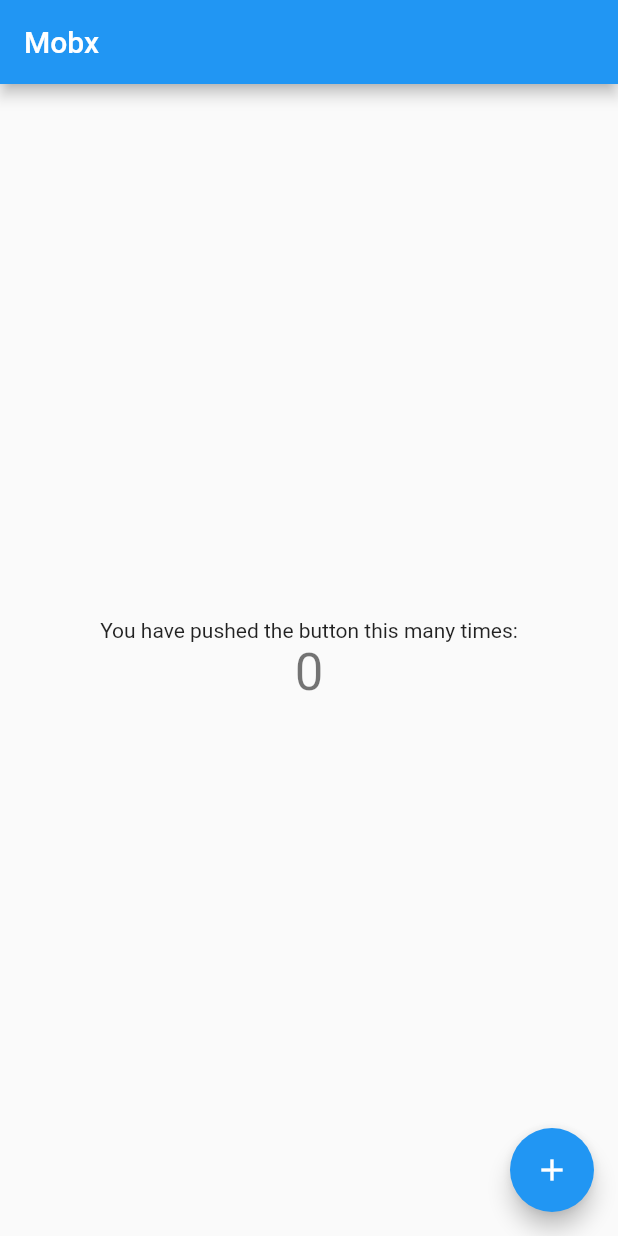
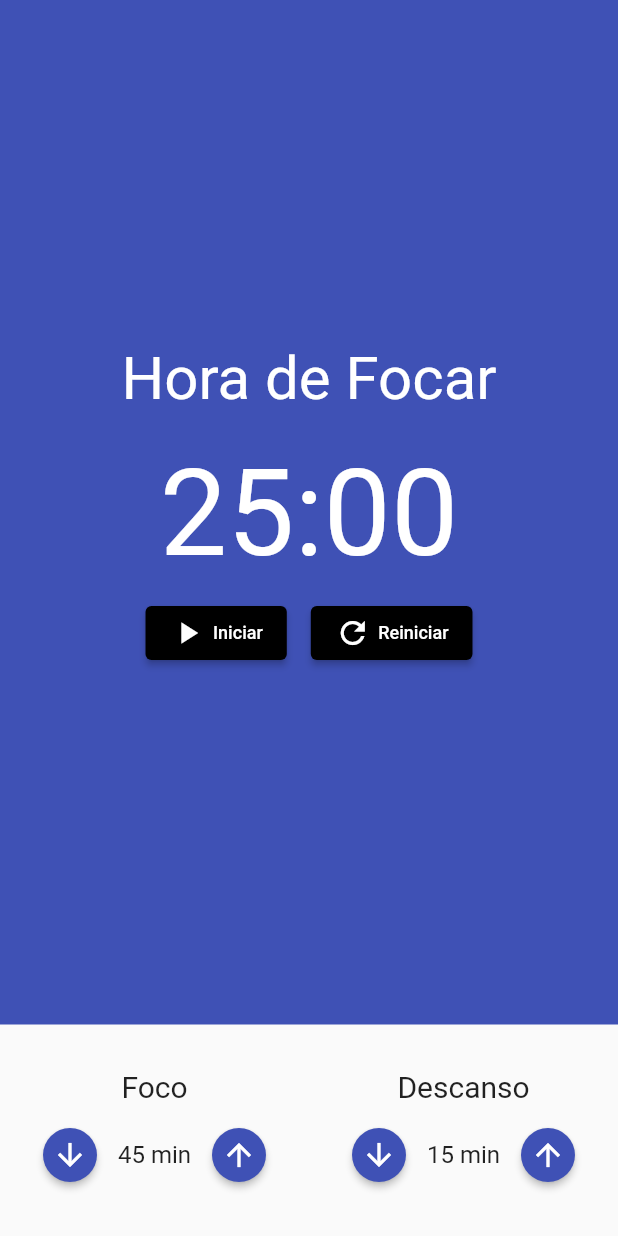
Before and after one commit to GabrielRodriguesDev/Understanding-the-Mobx, a Flutter app: the screen it shows after launch, on a phone screen of 412 x 824 dp. Run offline on Flutter 3.47's test engine with Material 2 defaults, Android fonts, the phone set to English and light mode, and no system bars; our stand-ins replace mobx; generated files the repository leaves out were written again.

Commit message:
Finalizando o layout

```diff
--- /dev/null
+++ b/lib/components/conometro.dart
@@ -0,0 +1,51 @@
+import 'package:flutter/material.dart';
+import 'package:pomodoro/components/conometro_botao.dart';
+
+class Conometro extends StatelessWidget {
+  const Conometro({Key? key}) : super(key: key);
+
+  @override
+  Widget build(BuildContext context) {
+    return Container(
+      color: Colors.indigo,
+      child: Column(
+        mainAxisAlignment: MainAxisAlignment.center,
+        crossAxisAlignment: CrossAxisAlignment.center,
+        children: [
+          const Text(
+            'Hora de Focar',
+            style: TextStyle(
+              fontSize: 40,
+              color: Colors.white,
+            ),
+          ),
+          const SizedBox(
+            height: 20,
+          ),
+          const Text(
+            '25:00',
+            style: TextStyle(fontSize: 80, color: Colors.white),
+          ),
+          Row(
+            mainAxisAlignment: MainAxisAlignment.center,
+            children: const [
+              Padding(
+                padding: EdgeInsets.all(8.0),
+                child:
+                    ConometroBotao(texto: 'Iniciar', icone: Icons.play_arrow),
+              ),
+              // Padding(
+              //   padding: EdgeInsets.all(8.0),
+              //   child: ConometroBotao(texto: 'Parar', icone: Icons.stop),
+              // ),
+              Padding(
+                padding: EdgeInsets.all(8.0),
+                child: ConometroBotao(texto: 'Reiniciar', icone: Icons.refresh),
+              ),
+            ],
+          )
+        ],
+      ),
+    );
+  }
+}
--- /dev/null
+++ b/lib/components/conometro_botao.dart
@@ -0,0 +1,31 @@
+import 'package:flutter/material.dart';
+
+class ConometroBotao extends StatelessWidget {
+  const ConometroBotao({
+    Key? key,
+    required this.texto,
+    required this.icone,
+  }) : super(key: key);
+  final String texto;
+  final IconData icone;
+
+  @override
+  Widget build(BuildContext context) {
+    return ElevatedButton(
+      style: ElevatedButton.styleFrom(primary: Colors.black),
+      onPressed: () {},
+      child: Row(
+        children: [
+          Padding(
+            padding: const EdgeInsets.only(right: 5),
+            child: Icon(icone),
+          ),
+          Text(
+            texto,
+            style: const TextStyle(fontSize: 12),
+          )
+        ],
+      ),
+    );
+  }
+}
--- /dev/null
+++ b/lib/components/entrada_tempo.dart
@@ -0,0 +1,62 @@
+import 'package:flutter/material.dart';
+
+class EntradaTempo extends StatelessWidget {
+  const EntradaTempo({
+    Key? key,
+    required this.titulo,
+    required this.valor,
+  }) : super(key: key);
+
+  final String titulo;
+  final int valor;
+
+  @override
+  Widget build(BuildContext context) {
+    return Column(
+      children: [
+        Text(
+          titulo,
+          style: const TextStyle(
+            fontSize: 20,
+          ),
+        ),
+        const SizedBox(
+          height: 10,
+        ),
+        Row(
+          mainAxisAlignment: MainAxisAlignment.center,
+          children: [
+            ElevatedButton(
+              onPressed: () {},
+              style: ElevatedButton.styleFrom(
+                  shape: const CircleBorder(),
+                  padding: const EdgeInsets.all(5),
+                  primary: Colors.indigo),
+              child: const Icon(
+                Icons.arrow_downward,
+                color: Colors.white,
+              ),
+            ),
+            Text(
+              '$valor min',
+              style: const TextStyle(
+                fontSize: 16,
+              ),
+            ),
+            ElevatedButton(
+              onPressed: () {},
+              style: ElevatedButton.styleFrom(
+                  shape: const CircleBorder(),
+                  padding: const EdgeInsets.all(5),
+                  primary: Colors.indigo),
+              child: const Icon(
+                Icons.arrow_upward,
+                color: Colors.white,
+              ),
+            ),
+          ],
+        ),
+      ],
+    );
+  }
+}
--- a/lib/main.dart
+++ b/lib/main.dart
@@ -1,6 +1,5 @@
 import 'package:flutter/material.dart';
-import 'package:flutter_mobx/flutter_mobx.dart';
-import 'package:pomodoro/store/contador.store.dart';
+import 'package:pomodoro/pages/pomodoro.dart';
 
 void main() {
   runApp(const MyApp());
@@ -17,44 +16,7 @@ class MyApp extends StatelessWidget {
       theme: ThemeData(
         primarySwatch: Colors.blue,
       ),
-      home: HomePage(title: 'Mobx'),
+      home: const Pomodoro(),
     );
   }
 }
-
-class HomePage extends StatelessWidget {
-  HomePage({Key? key, required this.title}) : super(key: key);
-  ContadorStore store = ContadorStore();
-  String title;
-  @override
-  Widget build(BuildContext context) {
-    return Scaffold(
-      appBar: AppBar(
-        title: Text(title),
-      ),
-      body: Center(
-        child: Column(
-          mainAxisAlignment: MainAxisAlignment.center,
-          children: <Widget>[
-            const Text(
-              'You have pushed the button this many times:',
-            ),
-            Observer(
-              builder: (_) {
-                return Text(
-                  '${store.contador}',
-                  style: Theme.of(context).textTheme.headline4,
-                );
-              },
-            ),
-          ],
-        ),
-      ),
-      floatingActionButton: FloatingActionButton(
-        onPressed: store.increment,
-        tooltip: 'Increment',
-        child: const Icon(Icons.add),
-      ),
-    );
-  }
-}
--- /dev/null
+++ b/lib/pages/pomodoro.dart
@@ -0,0 +1,32 @@
+// ignore_for_file: prefer_const_literals_to_create_immutables
+
+import 'package:flutter/material.dart';
+import 'package:pomodoro/components/conometro.dart';
+import 'package:pomodoro/components/entrada_tempo.dart';
+
+class Pomodoro extends StatelessWidget {
+  const Pomodoro({Key? key}) : super(key: key);
+
+  @override
+  Widget build(BuildContext context) {
+    return Scaffold(
+      body: Column(
+        crossAxisAlignment: CrossAxisAlignment.stretch,
+        mainAxisAlignment: MainAxisAlignment.center,
+        children: [
+          const Expanded(child: Conometro()),
+          Padding(
+            padding: const EdgeInsets.symmetric(vertical: 30),
+            child: Row(
+              mainAxisAlignment: MainAxisAlignment.spaceAround,
+              children: [
+                const EntradaTempo(titulo: 'Foco', valor: 45),
+                const EntradaTempo(titulo: 'Descanso', valor: 15),
+              ],
+            ),
+          )
+        ],
+      ),
+    );
+  }
+}
--- a/lib/store/contador.store.dart
+++ b/lib/store/contador.store.dart
@@ -1,3 +1,5 @@
+// ignore_for_file: library_private_types_in_public_api, todo
+
 import 'package:mobx/mobx.dart';
 
 part 'contador.store.g.dart';
```
